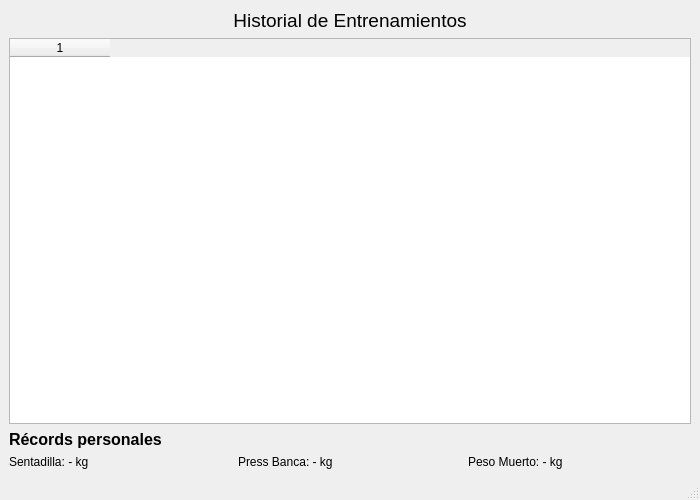
The window that src/Vista/Ui/VistaHistorial.ui (danielreynaa/TrabajoPowerGym) describes before a commit, drawn with Qt 5.
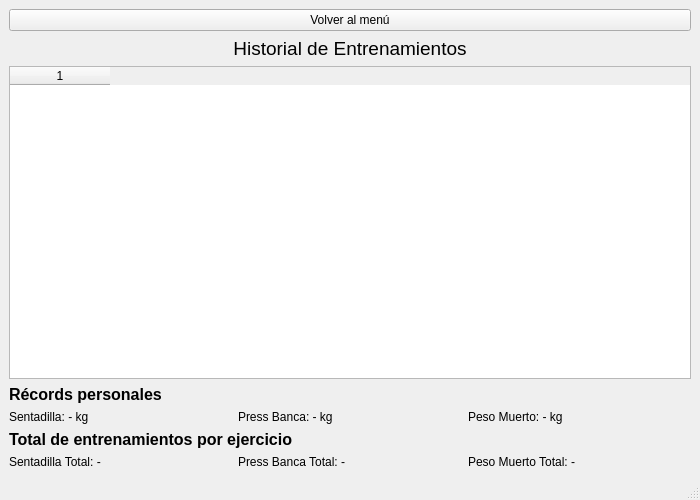
The same window after the commit.

Commit message: historial funciona

Patch:
```diff
--- a/src/Vista/Ui/VistaHistorial.ui
+++ b/src/Vista/Ui/VistaHistorial.ui
@@ -16,7 +16,14 @@
   <widget class="QWidget" name="centralwidget">
    <layout class="QVBoxLayout" name="mainVerticalLayout">
     
-    <!-- Título -->
+    <item>
+     <widget class="QPushButton" name="btn_volver">
+      <property name="text">
+       <string>Volver al menú</string>
+      </property>
+     </widget>
+    </item>
+
     <item>
      <widget class="QLabel" name="labelTitulo">
       <property name="text">
@@ -89,8 +96,46 @@
       </item>
      </layout>
     </item>
-
-   </layout>
+    
+    <item>
+     <widget class="QLabel" name="labelTotalesTitulo">
+      <property name="text">
+       <string>Total de entrenamientos por ejercicio</string>
+      </property>
+      <property name="font">
+       <font>
+        <pointsize>12</pointsize>
+        <bold>true</bold>
+       </font>
+      </property>
+     </widget>
+    </item>
+    <item>
+     <layout class="QHBoxLayout" name="layoutTotales">
+      <item>
+       <widget class="QLabel" name="totalSentadilla">
+        <property name="text">
+         <string>Sentadilla Total: -</string>
+        </property>
+       </widget>
+      </item>
+      <item>
+       <widget class="QLabel" name="totalPressBanca">
+        <property name="text">
+         <string>Press Banca Total: -</string>
+        </property>
+       </widget>
+      </item>
+      <item>
+       <widget class="QLabel" name="totalPesoMuerto">
+        <property name="text">
+         <string>Peso Muerto Total: -</string>
+        </property>
+       </widget>
+      </item>
+     </layout>
+    </item>
+    </layout>
   </widget>
   <widget class="QMenuBar" name="menubar"/>
   <widget class="QStatusBar" name="statusbar"/>
```
Left out of the diff: 3 changed lines with no effect on the pictures. The commit also changes 9 other files.
